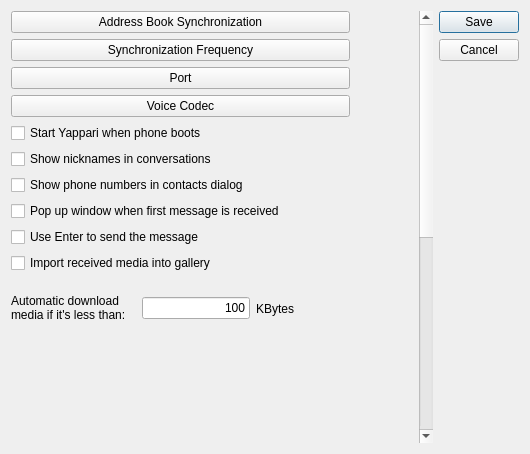
The window that src/yappari-application/Gui/ui/globalsettingsdialog.ui (agamez/yappari) describes before a commit, drawn with Qt 5.
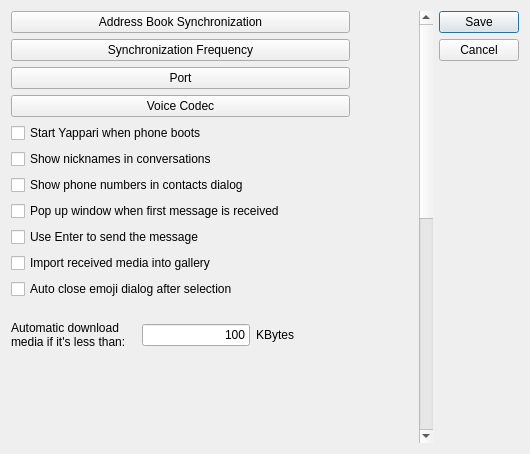
The same window after the commit. Custom widgets are drawn as their Qt base class.

```diff
--- a/src/yappari-application/Gui/ui/globalsettingsdialog.ui
+++ b/src/yappari-application/Gui/ui/globalsettingsdialog.ui
@@ -43,7 +43,7 @@
         <x>0</x>
         <y>0</y>
         <width>397</width>
-        <height>820</height>
+        <height>900</height>
        </rect>
       </property>
       <property name="sizePolicy">
@@ -55,7 +55,7 @@
       <property name="minimumSize">
        <size>
         <width>0</width>
-        <height>820</height>
+        <height>900</height>
        </size>
       </property>
       <property name="layoutDirection">
@@ -67,7 +67,7 @@
          <x>0</x>
          <y>0</y>
          <width>339</width>
-         <height>327</height>
+         <height>354</height>
         </rect>
        </property>
        <layout class="QVBoxLayout" name="verticalLayout">
@@ -147,6 +147,13 @@
           </property>
          </widget>
         </item>
+        <item>
+         <widget class="QCheckBox" name="autoCloseEmoji">
+          <property name="text">
+           <string>Auto close emoji dialog after selection</string>
+          </property>
+         </widget>
+        </item>
         <item>
          <layout class="QHBoxLayout" name="horizontalLayout">
           <item>
```
